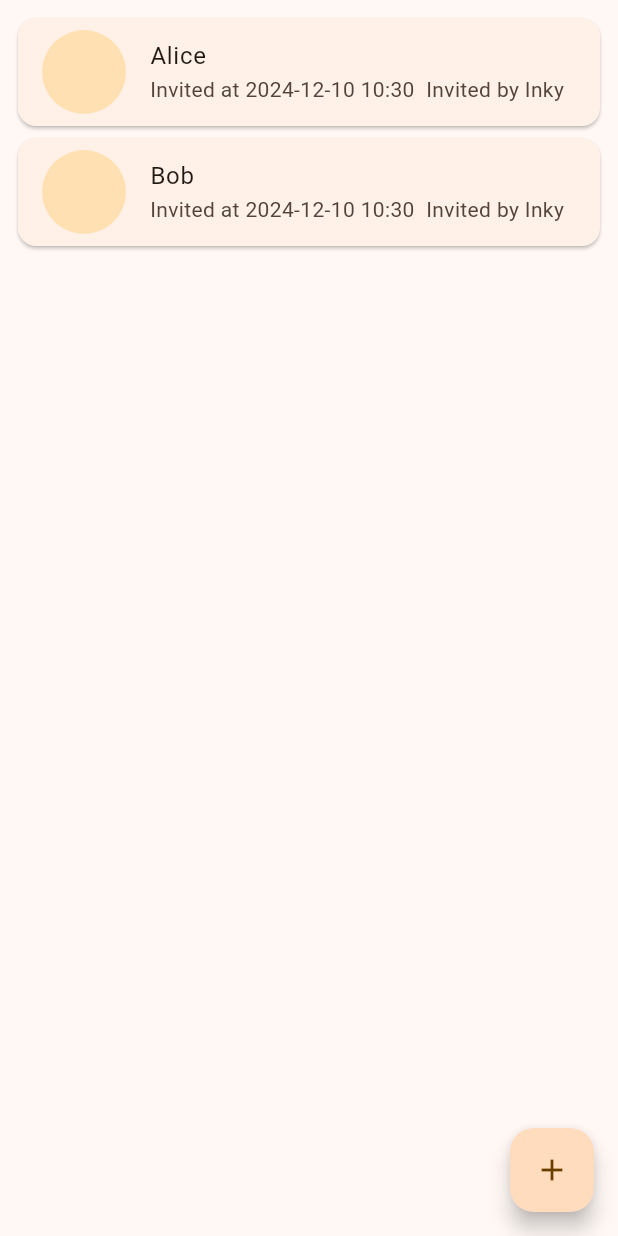
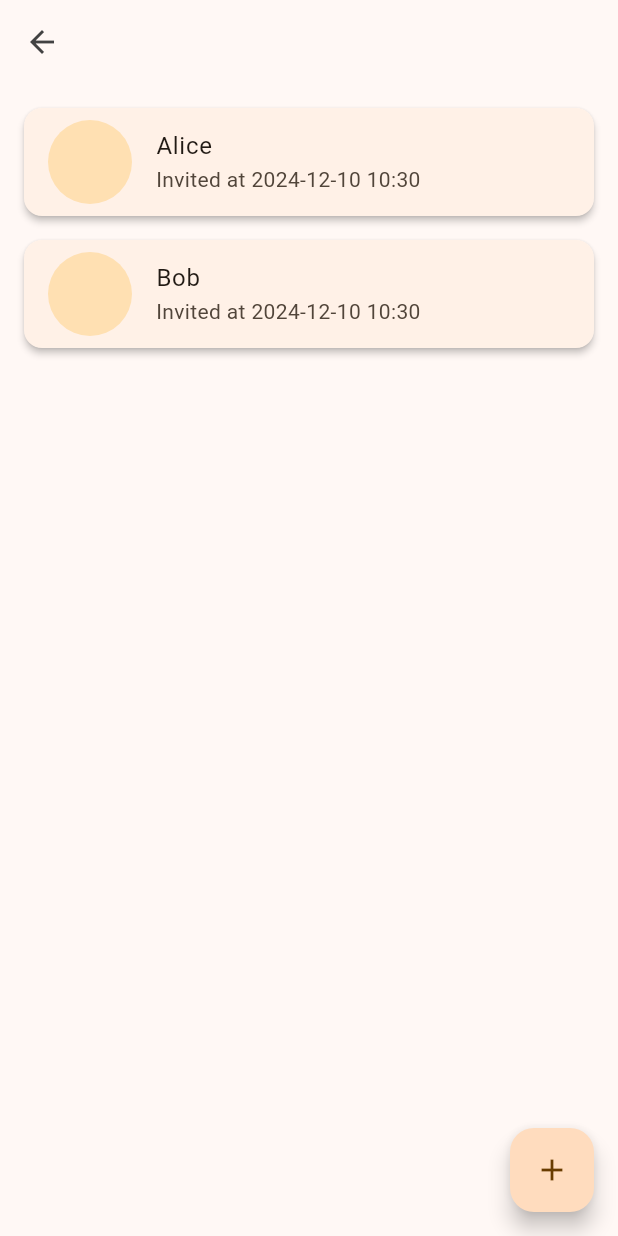
Before and after one commit to InkyChew/flutter-picnic, a Flutter app: the screen it shows after launch, after a tap on "Guests (10)", on a phone screen of 412 x 824 dp. Run offline on Flutter 3.47's test engine with Material 3 defaults, Android fonts, the phone set to English and light mode, and no system bars; drawn by our look-alikes of flutter_slidable.

Commit message:
User and Guest model

```diff
--- a/lib/food/models/food.dart
+++ b/lib/food/models/food.dart
@@ -1,6 +1,8 @@
+import 'package:picnic/guest/models/guest.dart';
+
 class FoodItem {
   String name;
-  String preparedBy;
+  User preparedBy;
   int quantity;
   String description;
   bool isPrepared;
--- /dev/null
+++ b/lib/guest/models/guest.dart
@@ -0,0 +1,66 @@
+class User {
+  final String id;
+  final String name;
+  final String image;
+  final String email;
+
+  User({
+    required this.id,
+    required this.name,
+    String? image,
+    required this.email,
+  }) : image = image ?? 'default.jpg';
+
+  // Example of a toJson method for serialization
+  Map<String, dynamic> toJson() => {
+        'id': id,
+        'name': name,
+        'image': image,
+        'email': email,
+      };
+
+  // Example of a factory method for deserialization
+  factory User.fromJson(Map<String, dynamic> json) {
+    return User(
+      id: json['id'],
+      name: json['name'],
+      image: json['image'],
+      email: json['email'],
+    );
+  }
+}
+
+enum InvitationStatus { pending, accepted, rejected }
+
+class Guest {
+  final String id;
+  final InvitationStatus invitationStatus;
+  final DateTime editTime;
+  final User user;
+
+  Guest({
+    required this.id,
+    required this.invitationStatus,
+    DateTime? editTime,
+    required this.user,
+  }) : editTime = editTime ?? DateTime.now();
+
+  // Example of a toJson method for serialization
+  Map<String, dynamic> toJson() => {
+        'id': id,
+        'invitationStatus': invitationStatus.name,
+        'editTime': editTime.toIso8601String(),
+        'user': user.toJson(),
+      };
+
+  // Example of a factory method for deserialization
+  factory Guest.fromJson(Map<String, dynamic> json) {
+    return Guest(
+      id: json['id'],
+      invitationStatus: InvitationStatus.values
+          .firstWhere((e) => e.name == json['invitationStatus']),
+      editTime: DateTime.parse(json['editTime']),
+      user: User.fromJson(json['user']),
+    );
+  }
+}
--- a/lib/main.dart
+++ b/lib/main.dart
@@ -1,5 +1,5 @@
 import 'package:flutter/material.dart';
-import 'package:picnic/screens/plan_screen.dart';
+import 'package:picnic/pages/plan_page.dart';
 
 void main() {
   runApp(const MyApp());
@@ -12,6 +12,7 @@ class MyApp extends StatelessWidget {
   Widget build(BuildContext context) {
     return MaterialApp(
       title: 'Picnic',
+      debugShowCheckedModeBanner: false,
       theme: ThemeData(
         colorScheme: ColorScheme.fromSeed(seedColor: Colors.orange),
         useMaterial3: true,
@@ -30,17 +31,14 @@ class MyHomePage extends StatefulWidget {
 }
 
 class _MyHomePageState extends State<MyHomePage> {
-
-
   @override
   Widget build(BuildContext context) {
-
     return Scaffold(
-      appBar: AppBar(
-        backgroundColor: Theme.of(context).colorScheme.inversePrimary,
-        title: Text(widget.title),
-      ),
-      body: const PlanScreen()
-    );
+        appBar: AppBar(
+          backgroundColor: Colors.transparent,
+          elevation: 0,
+          title: Text(widget.title),
+        ),
+        body: const PlanPage());
   }
 }
--- a/lib/screens/guest_screen.dart
+++ b/lib/pages/guest_page.dart
@@ -1,14 +1,14 @@
 import 'package:flutter/material.dart';
 import 'package:flutter_slidable/flutter_slidable.dart';
 
-class GuestScreen extends StatefulWidget {
-  const GuestScreen({super.key});
+class GuestPage extends StatefulWidget {
+  const GuestPage({super.key});
 
   @override
-  State<GuestScreen> createState() => _GuestScreenState();
+  State<GuestPage> createState() => _GuestPageState();
 }
 
-class _GuestScreenState extends State<GuestScreen> {
+class _GuestPageState extends State<GuestPage> {
   List<String> guests = ['Alice', 'Bob'];
 
   void _addGuest() {
@@ -26,17 +26,25 @@ class _GuestScreenState extends State<GuestScreen> {
   @override
   Widget build(BuildContext context) {
     return Scaffold(
+      appBar: AppBar(
+        backgroundColor: Colors.transparent,
+        elevation: 0,
+        iconTheme: IconThemeData(
+          color: Colors.grey[800],
+        ),
+      ),
       body: ListView.builder(
           padding: const EdgeInsets.all(8),
           itemCount: guests.length,
           itemBuilder: (BuildContext context, int index) {
+            final String guest = guests[index];
             return Column(
               children: [
                 Slidable(
                   endActionPane:
                       ActionPane(motion: const ScrollMotion(), children: [
                     SlidableAction(
-                      onPressed: (context) => _deleteGuest(guests[index]),
+                      onPressed: (context) => _deleteGuest(guest),
                       foregroundColor: Colors.white,
                       backgroundColor: Theme.of(context).colorScheme.error,
                       icon: Icons.delete,
@@ -45,22 +53,26 @@ class _GuestScreenState extends State<GuestScreen> {
                     ),
                   ]),
                   child: Card(
+                    shape: RoundedRectangleBorder(
+                        borderRadius: BorderRadius.circular(12)),
+                    elevation: 2,
+                    margin: const EdgeInsets.all(8),
                     child: ListTile(
                       leading: CircleAvatar(
                         radius: 28,
                         backgroundColor: Colors.orange.shade100,
                       ),
-                      title: Text(guests[index]),
-                      subtitle: const Row(
-                        mainAxisAlignment: MainAxisAlignment.spaceBetween,
-                        children: [
-                          Text('Invited at 2024-12-10 10:30'),
-                          Text('Invited by Inky'),
-                        ],
-                      ),
+                      title: Text(guest),
+                      subtitle: const Text('Invited at 2024-12-10 10:30'),
+                      // trailing: IconButton(
+                      //   icon: const Icon(Icons.mail, color: Colors.orange),
+                      //   onPressed: () {
+                      //     // Send invitation
+                      //   },
+                      // ),
                     ),
                   ),
-                )
+                ),
               ],
             );
           }),
--- a/lib/screens/plan_screen.dart
+++ b/lib/pages/plan_page.dart
@@ -1,16 +1,16 @@
 import 'package:flutter/material.dart';
 import 'package:intl/intl.dart';
 import 'package:picnic/food/views/food_checklist_page.dart';
-import 'package:picnic/screens/guest_screen.dart';
+import 'package:picnic/pages/guest_page.dart';
 
-class PlanScreen extends StatefulWidget {
-  const PlanScreen({super.key});
+class PlanPage extends StatefulWidget {
+  const PlanPage({super.key});
 
   @override
-  State<PlanScreen> createState() => _PlanScreenState();
+  State<PlanPage> createState() => _PlanPageState();
 }
 
-class _PlanScreenState extends State<PlanScreen> {
+class _PlanPageState extends State<PlanPage> {
   DateTime? startDate;
   DateTime? endDate;
 
@@ -42,7 +42,7 @@ class _PlanScreenState extends State<PlanScreen> {
     Navigator.push(
         context,
         MaterialPageRoute(
-          builder: (context) => const GuestScreen(),
+          builder: (context) => const GuestPage(),
         ));
   }
 
@@ -72,11 +72,17 @@ class _PlanScreenState extends State<PlanScreen> {
           crossAxisAlignment: CrossAxisAlignment.start,
           children: [
             // Title
-            const Text(
-              'Plan Your Picnic',
-              style: TextStyle(fontSize: 28, fontWeight: FontWeight.bold),
+            TextFormField(
+              initialValue: 'Time With Wild',
+              decoration: const InputDecoration(
+                border: InputBorder.none,
+                focusedBorder: OutlineInputBorder(),
+                contentPadding: EdgeInsets.symmetric(horizontal: 8),
+              ),
+              style: const TextStyle(fontSize: 24, fontWeight: FontWeight.bold),
+              onChanged: (value) {},
             ),
-            const SizedBox(height: 20),
+            const SizedBox(height: 10),
 
             // Start and End Datetime
             Card(
```
Also changed, not shown: lib/food/views/food_checklist_page.dart (+22 -6 lines), lib/food/views/food_edit_page.dart (+42 -5 lines).
